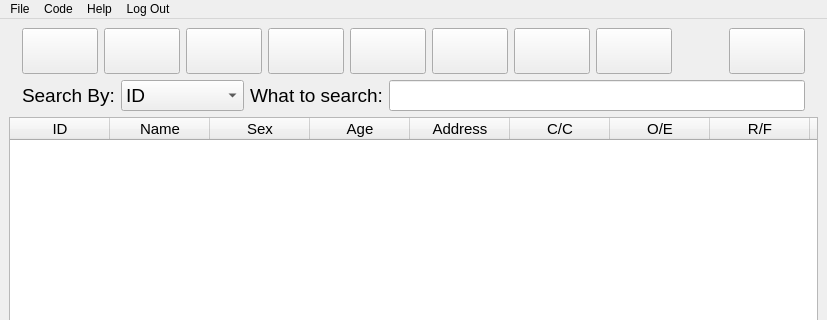
suvashsumon/Patient-Database-Management-System, file ui/dashboard.ui: the form before one commit; both pictures show x 0 to 827 and y 0 to 320 of the 827 by 600 pixel window.
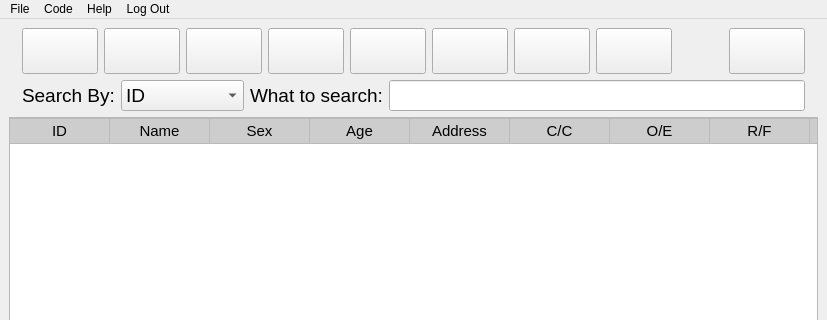
The form after the commit. Icons and pictures are not drawn.

Commit message: dashboard's table style customaized

The edit to the form file:
```diff
--- a/ui/dashboard.ui
+++ b/ui/dashboard.ui
@@ -415,6 +415,18 @@
         <pointsize>11</pointsize>
        </font>
       </property>
+      <property name="styleSheet">
+       <string notr="true">QHeaderView::section{
+text-align:center;
+background:#CDCDCD;
+padding:1px;
+margin:0px;
+color:#000;
+border:1px solid #BABABA;
+border-left-width:0;
+font-size: 11pt;
+}</string>
+      </property>
       <column>
        <property name="text">
         <string>ID</string>
```
